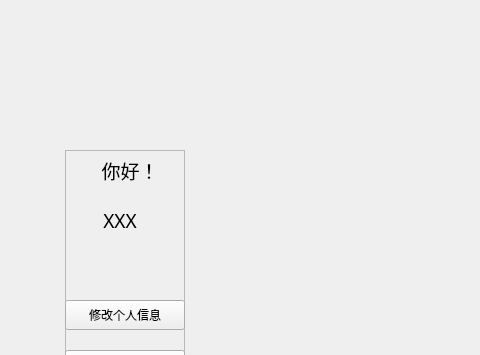
Above: GUI/UserPartUI.ui from ljcleo/DBProj before the change; both pictures show x 0 to 480 and y 0 to 355 of the 960 by 640 pixel window. Below: the same form after it.
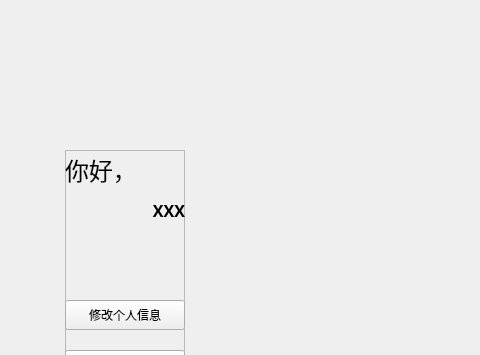
That is the form after the change.

The edit to the form file:
```diff
--- a/GUI/UserPartUI.ui
+++ b/GUI/UserPartUI.ui
@@ -87,39 +87,38 @@
      <rect>
       <x>0</x>
       <y>0</y>
-      <width>130</width>
+      <width>121</width>
       <height>40</height>
      </rect>
     </property>
     <property name="font">
      <font>
-      <family>宋体</family>
-      <pointsize>14</pointsize>
+      <family>等线</family>
+      <pointsize>18</pointsize>
      </font>
     </property>
     <property name="text">
-     <string>你好！</string>
+     <string>你好，</string>
     </property>
     <property name="scaledContents">
      <bool>false</bool>
     </property>
-    <property name="alignment">
-     <set>Qt::AlignCenter</set>
-    </property>
    </widget>
    <widget class="QLabel" name="GuestLabel_2">
     <property name="geometry">
      <rect>
-      <x>-10</x>
-      <y>50</y>
-      <width>130</width>
+      <x>-1</x>
+      <y>40</y>
+      <width>121</width>
       <height>40</height>
      </rect>
     </property>
     <property name="font">
      <font>
-      <family>宋体</family>
-      <pointsize>14</pointsize>
+      <family>等线</family>
+      <pointsize>12</pointsize>
+      <weight>75</weight>
+      <bold>true</bold>
      </font>
     </property>
     <property name="text">
@@ -129,7 +128,7 @@
      <bool>false</bool>
     </property>
     <property name="alignment">
-     <set>Qt::AlignCenter</set>
+     <set>Qt::AlignRight|Qt::AlignTrailing|Qt::AlignVCenter</set>
     </property>
    </widget>
    <widget class="QPushButton" name="ChangePassword">
```
Left out of the diff: 4 changed lines with no effect on the pictures.
